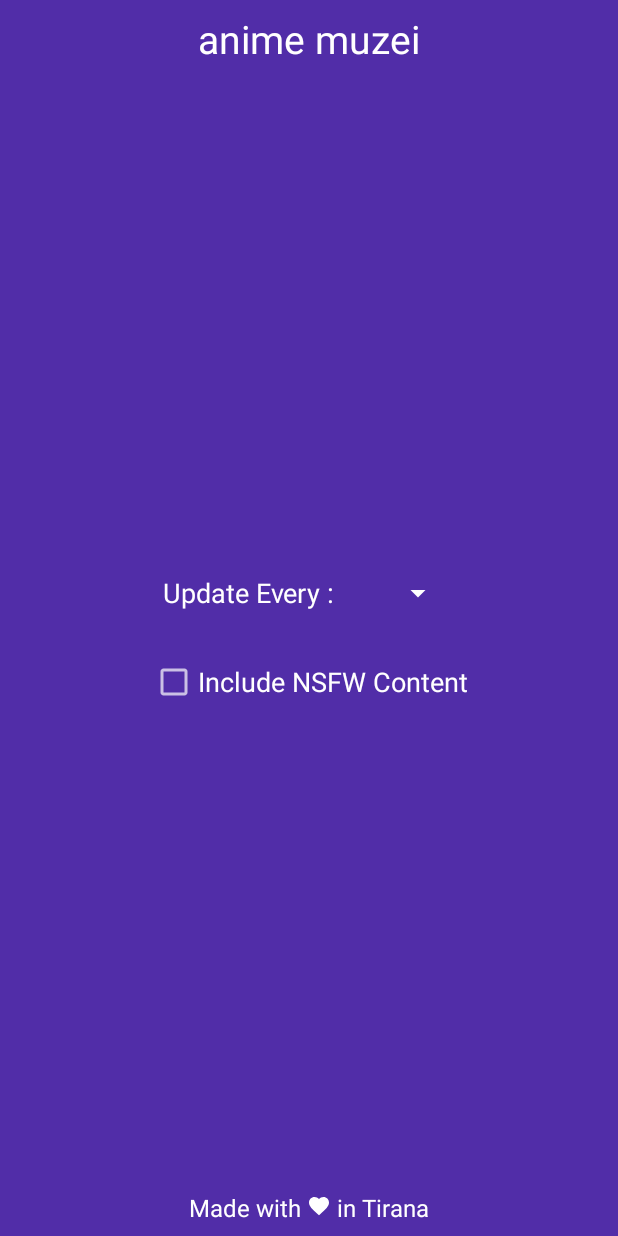
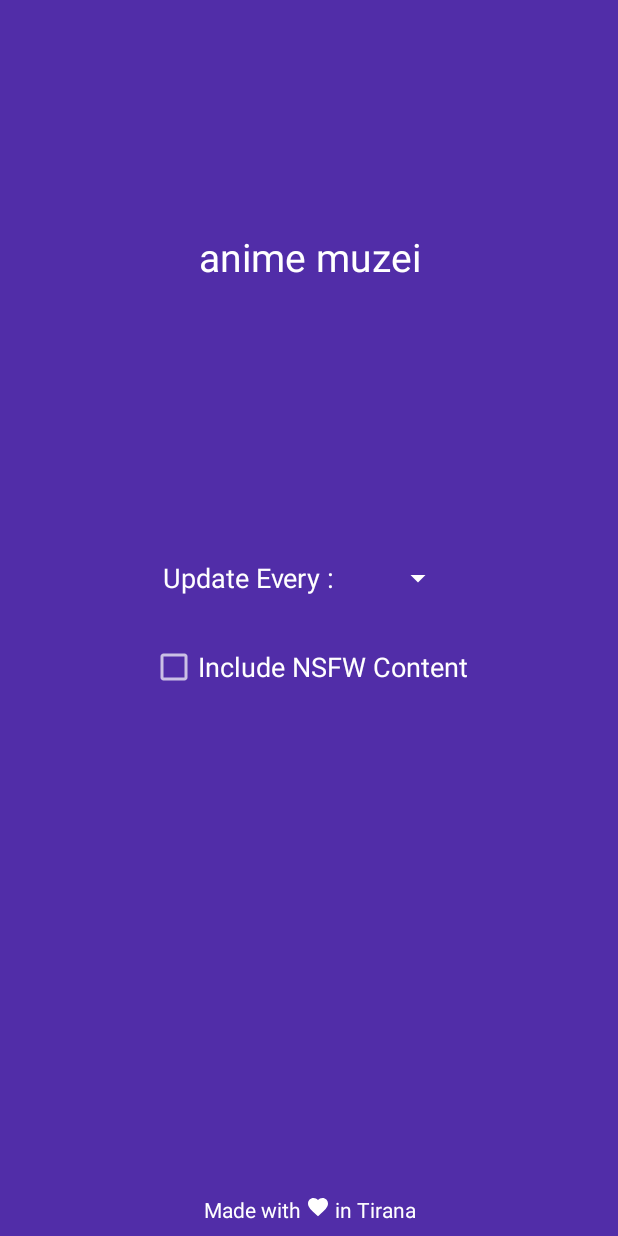
Before and after one commit to FabianShallari/anime-muzei, an Android app: the screen it shows after launch (SettingsActivity), on a phone screen of 412 x 824 dp. Run offline under Robolectric (Android 15) with nearby library versions, the phone set to English and light mode, and no system bars; our stand-ins replace Dagger/Hilt's generated code, Timber; libraries missing offline, so code that uses them is left out: com.google.auto.value; 8 statements that could not run were skipped.

Commit message:
Layout changes for SettingsActivity

```diff
--- a/app/src/main/res/layout/activity_anime_muzei_settings.xml
+++ b/app/src/main/res/layout/activity_anime_muzei_settings.xml
@@ -1,24 +1,28 @@
 <?xml version="1.0" encoding="utf-8"?>
-<FrameLayout
+<LinearLayout
     xmlns:android="http://schemas.android.com/apk/res/android"
     xmlns:tools="http://schemas.android.com/tools"
     android:id="@+id/activity_anime_muzei_settings"
     android:background="@color/colorPrimaryDark"
     android:layout_width="match_parent"
+    android:orientation="vertical"
+    android:gravity="center"
     android:layout_height="match_parent"
     tools:context="codes.fabio.animemuzei.settings.SettingsActivity">
 
   <TextView
+      android:layout_weight="1"
       android:layout_margin="8dp"
       android:id="@+id/appName"
       android:textColor="?android:textColorPrimary"
-      android:layout_marginBottom="16dp"
       android:textStyle="bold|italic"
       android:layout_gravity="top|center"
       android:text="@string/app_name"
       android:textSize="26sp"
+      android:gravity="center"
       android:layout_width="wrap_content"
-      android:layout_height="wrap_content"/>
+      android:layout_height="0dp"/>
+
   <LinearLayout
       android:layout_gravity="center"
       android:layout_width="wrap_content"
@@ -52,16 +56,16 @@
         android:text="@string/include_nsfw_content"
         android:layout_width="wrap_content"
         android:layout_height="wrap_content"/>
-
   </LinearLayout>
 
   <TextView
+      android:layout_weight="1"
       android:textColor="?android:textColorPrimary"
       android:id="@+id/madeWithLove"
-      android:textSize="16sp"
+      android:textSize="14sp"
       android:layout_margin="8dp"
+      android:gravity="center|bottom"
       android:text="@string/made_with_love_in_tirana"
-      android:layout_gravity="bottom|center"
       android:layout_width="wrap_content"
       android:layout_height="wrap_content"/>
-</FrameLayout>
+</LinearLayout>
```
